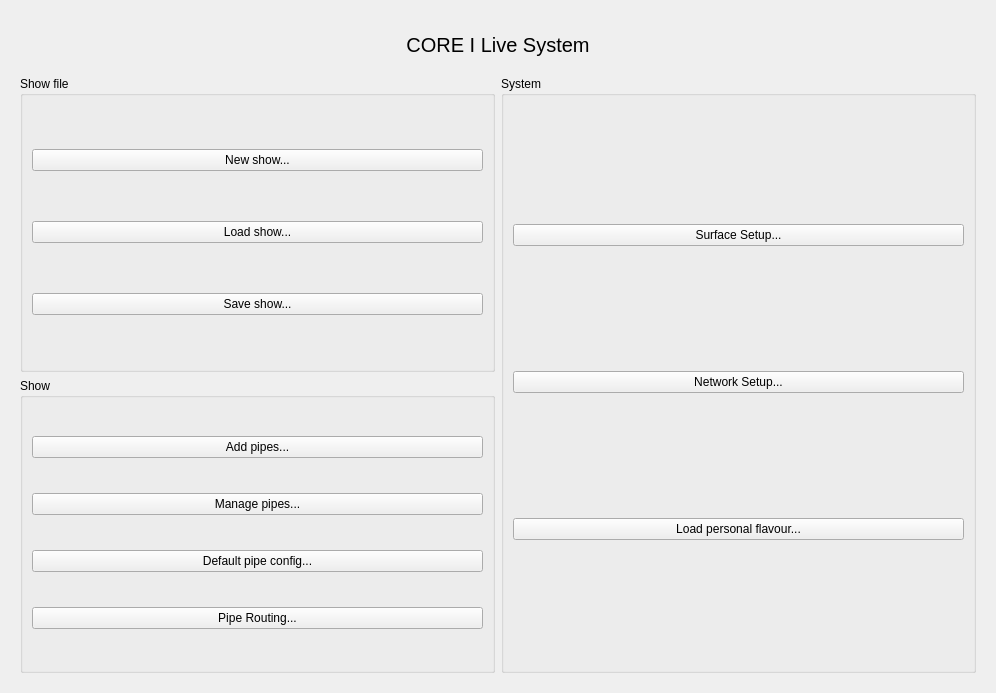
Above: coreui/ui/SetupWindow.ui from OpenSoundStack/OpenAudioLiveSystem before the change. Below: the same form after it.
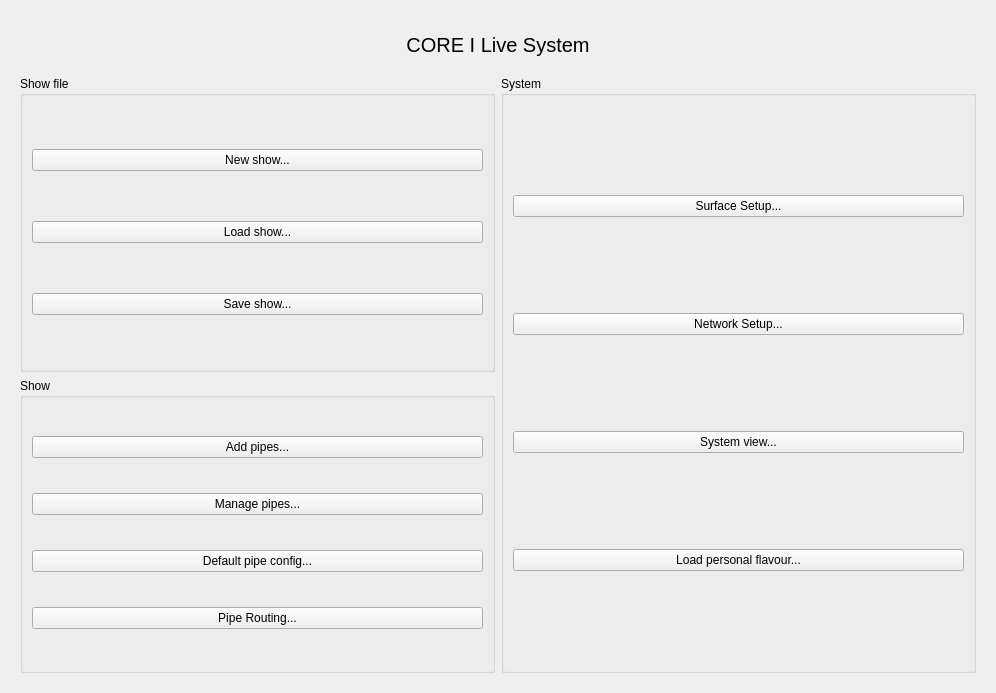
That is the form after the change.

Diff of the .ui file:
```diff
--- a/coreui/ui/SetupWindow.ui
+++ b/coreui/ui/SetupWindow.ui
@@ -118,6 +118,13 @@
           <string>System</string>
          </property>
          <layout class="QGridLayout" name="gridLayout_4">
+          <item row="3" column="0">
+           <widget class="QPushButton" name="btn_pers_flavour">
+            <property name="text">
+             <string>Load personal flavour...</string>
+            </property>
+           </widget>
+          </item>
           <item row="0" column="0">
            <widget class="QPushButton" name="btn_surface_setup">
             <property name="text">
@@ -133,9 +140,9 @@
            </widget>
           </item>
           <item row="2" column="0">
-           <widget class="QPushButton" name="btn_pers_flavour">
+           <widget class="QPushButton" name="btn_system_view">
             <property name="text">
-             <string>Load personal flavour...</string>
+             <string>System view...</string>
             </property>
            </widget>
           </item>
```
Left out of the diff: 14 changed lines with no effect on the pictures.
